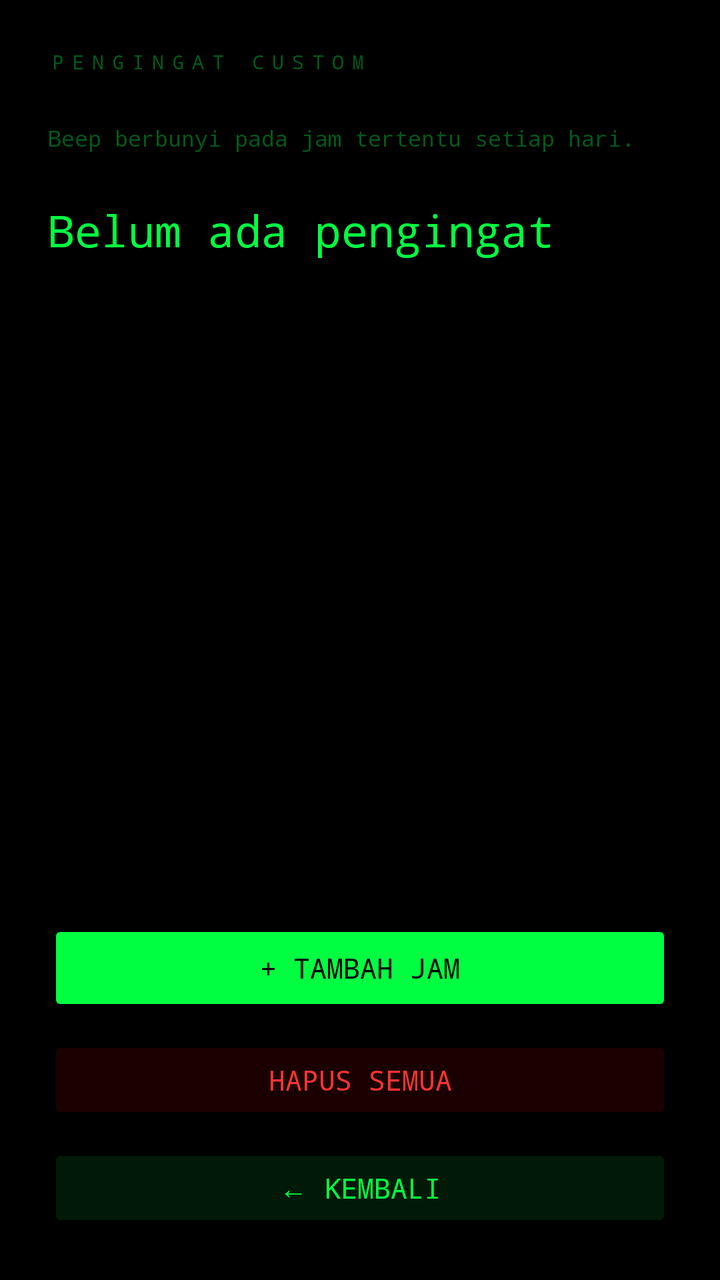
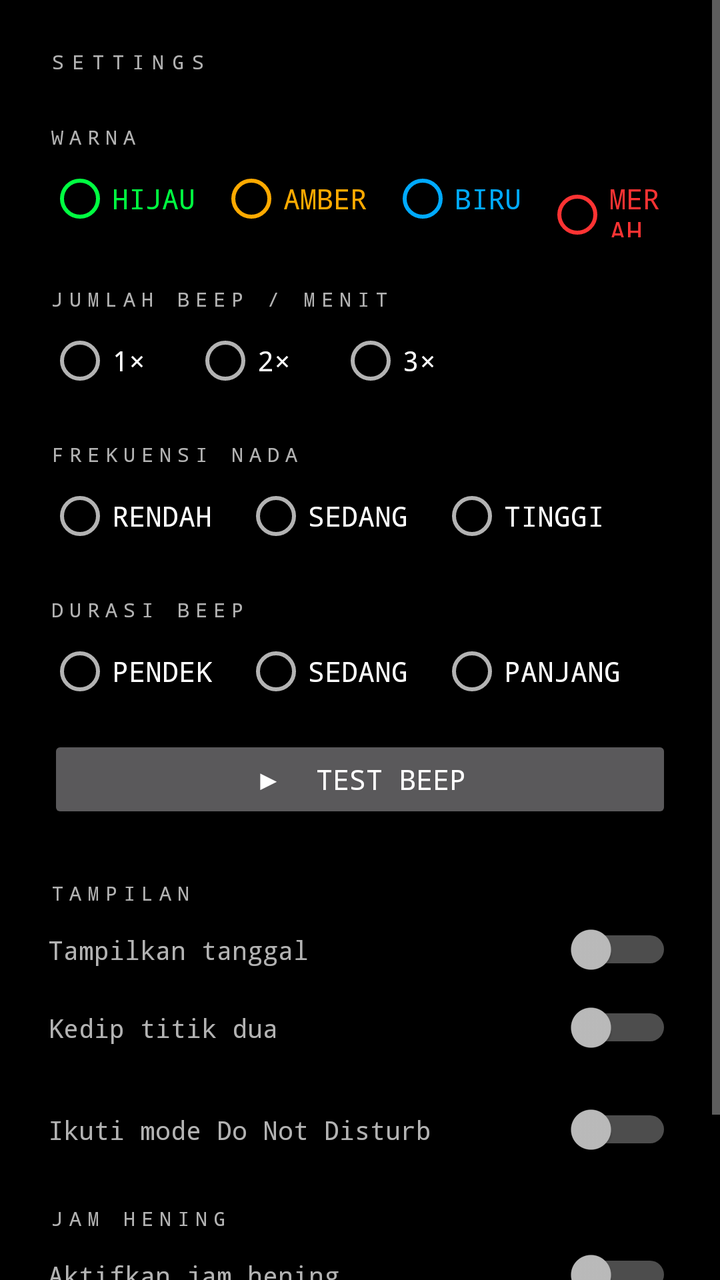

An Android layout rendered at two revisions. The XML below is the earlier revision; the diff shows what the commit changed to produce the second picture.
<!-- AndroidManifest.xml: application theme AppTheme -->
<!-- res/layout/activity_reminder.xml -->
<?xml version="1.0" encoding="utf-8"?>
<LinearLayout xmlns:android="http://schemas.android.com/apk/res/android"
    android:layout_width="match_parent"
    android:layout_height="match_parent"
    android:background="#000000"
    android:orientation="vertical"
    android:padding="24dp">

    <TextView android:text="PENGINGAT CUSTOM"
        android:textColor="#005A1A" android:textSize="10sp"
        android:letterSpacing="0.4" android:fontFamily="monospace"
        android:layout_marginBottom="24dp"
        android:layout_width="wrap_content" android:layout_height="wrap_content"/>

    <TextView android:text="Beep berbunyi pada jam tertentu setiap hari."
        android:textColor="#005A1A" android:textSize="11sp"
        android:fontFamily="monospace"
        android:layout_marginBottom="24dp"
        android:layout_width="wrap_content" android:layout_height="wrap_content"/>

    <TextView android:id="@+id/tvReminderList"
        android:text="Belum ada pengingat"
        android:textColor="#00FF41" android:textSize="22sp"
        android:fontFamily="monospace" android:lineSpacingMultiplier="1.6"
        android:layout_weight="1"
        android:layout_width="wrap_content" android:layout_height="0dp"/>

    <Button android:id="@+id/btnAddReminder"
        android:text="+ TAMBAH JAM"
        android:textColor="#000000" android:backgroundTint="#00FF41"
        android:fontFamily="monospace"
        android:layout_width="match_parent" android:layout_height="48dp"
        android:layout_marginBottom="10dp"/>

    <Button android:id="@+id/btnClearAll"
        android:text="HAPUS SEMUA"
        android:textColor="#FF3333" android:backgroundTint="#1A0000"
        android:fontFamily="monospace"
        android:layout_width="match_parent" android:layout_height="44dp"
        android:layout_marginBottom="10dp"/>

    <Button android:id="@+id/btnBack"
        android:text="← KEMBALI"
        android:textColor="#00FF41" android:backgroundTint="#001A07"
        android:fontFamily="monospace"
        android:layout_width="match_parent" android:layout_height="44dp"/>

</LinearLayout>
<!-- resources referenced by this layout -->
<resources>
  <style name="AppTheme" parent="Theme.AppCompat.NoActionBar">
          <item name="android:windowBackground">#000000</item>
          <item name="android:statusBarColor">#000000</item>
          <item name="android:navigationBarColor">#000000</item>
          <item name="colorPrimary">#00FF41</item>
          <item name="colorAccent">#00FF41</item>
      </style>
</resources>

<!-- the commit's change to res/layout/activity_reminder.xml (unified diff, before → after) -->
@@ -1,48 +1,228 @@
 <?xml version="1.0" encoding="utf-8"?>
-<LinearLayout xmlns:android="http://schemas.android.com/apk/res/android"
+<ScrollView xmlns:android="http://schemas.android.com/apk/res/android"
     android:layout_width="match_parent"
     android:layout_height="match_parent"
-    android:background="#000000"
-    android:orientation="vertical"
-    android:padding="24dp">
-
-    <TextView android:text="PENGINGAT CUSTOM"
-        android:textColor="#005A1A" android:textSize="10sp"
-        android:letterSpacing="0.4" android:fontFamily="monospace"
-        android:layout_marginBottom="24dp"
-        android:layout_width="wrap_content" android:layout_height="wrap_content"/>
-
-    <TextView android:text="Beep berbunyi pada jam tertentu setiap hari."
-        android:textColor="#005A1A" android:textSize="11sp"
-        android:fontFamily="monospace"
-        android:layout_marginBottom="24dp"
-        android:layout_width="wrap_content" android:layout_height="wrap_content"/>
-
-    <TextView android:id="@+id/tvReminderList"
-        android:text="Belum ada pengingat"
-        android:textColor="#00FF41" android:textSize="22sp"
-        android:fontFamily="monospace" android:lineSpacingMultiplier="1.6"
-        android:layout_weight="1"
-        android:layout_width="wrap_content" android:layout_height="0dp"/>
-
-    <Button android:id="@+id/btnAddReminder"
-        android:text="+ TAMBAH JAM"
-        android:textColor="#000000" android:backgroundTint="#00FF41"
-        android:fontFamily="monospace"
-        android:layout_width="match_parent" android:layout_height="48dp"
-        android:layout_marginBottom="10dp"/>
-
-    <Button android:id="@+id/btnClearAll"
-        android:text="HAPUS SEMUA"
-        android:textColor="#FF3333" android:backgroundTint="#1A0000"
-        android:fontFamily="monospace"
-        android:layout_width="match_parent" android:layout_height="44dp"
-        android:layout_marginBottom="10dp"/>
-
-    <Button android:id="@+id/btnBack"
-        android:text="← KEMBALI"
-        android:textColor="#00FF41" android:backgroundTint="#001A07"
-        android:fontFamily="monospace"
-        android:layout_width="match_parent" android:layout_height="44dp"/>
-
-</LinearLayout>
+    android:background="#000000">
+
+    <LinearLayout
+        android:layout_width="match_parent"
+        android:layout_height="wrap_content"
+        android:orientation="vertical"
+        android:padding="24dp">
+
+        <TextView android:text="SETTINGS"
+            android:textSize="10sp" android:letterSpacing="0.4"
+            android:fontFamily="monospace" android:tag="label_faint"
+            android:layout_marginBottom="24dp"
+            android:layout_width="wrap_content" android:layout_height="wrap_content"/>
+
+        
+        <TextView android:text="WARNA"
+            android:textSize="10sp" android:letterSpacing="0.3"
+            android:fontFamily="monospace" android:tag="label_dim"
+            android:layout_marginBottom="8dp"
+            android:layout_width="wrap_content" android:layout_height="wrap_content"/>
+
+        <RadioGroup android:id="@+id/rgColor"
+            android:orientation="horizontal"
+            android:layout_marginBottom="24dp"
+            android:layout_width="wrap_content" android:layout_height="wrap_content">
+
+            <RadioButton android:id="@+id/rbGreen" android:text="HIJAU"
+                android:textColor="#00FF41" android:fontFamily="monospace"
+                android:buttonTint="#00FF41" android:tag="no_color"
+                android:layout_width="wrap_content" android:layout_height="wrap_content"
+                android:layout_marginEnd="12dp"/>
+            <RadioButton android:id="@+id/rbAmber" android:text="AMBER"
+                android:textColor="#FFAA00" android:fontFamily="monospace"
+                android:buttonTint="#FFAA00" android:tag="no_color"
+                android:layout_width="wrap_content" android:layout_height="wrap_content"
+                android:layout_marginEnd="12dp"/>
+            <RadioButton android:id="@+id/rbBlue" android:text="BIRU"
+                android:textColor="#00AAFF" android:fontFamily="monospace"
+                android:buttonTint="#00AAFF" android:tag="no_color"
+                android:layout_width="wrap_content" android:layout_height="wrap_content"
+                android:layout_marginEnd="12dp"/>
+            <RadioButton android:id="@+id/rbRed" android:text="MERAH"
+                android:textColor="#FF3333" android:fontFamily="monospace"
+                android:buttonTint="#FF3333" android:tag="no_color"
+                android:layout_width="wrap_content" android:layout_height="wrap_content"/>
+        </RadioGroup>
+
+        
+        <TextView android:text="JUMLAH BEEP / MENIT"
+            android:textSize="10sp" android:letterSpacing="0.3"
+            android:fontFamily="monospace" android:tag="label_dim"
+            android:layout_marginBottom="8dp"
+            android:layout_width="wrap_content" android:layout_height="wrap_content"/>
+
+        <RadioGroup android:id="@+id/rgBeepCount"
+            android:orientation="horizontal"
+            android:layout_marginBottom="24dp"
+            android:layout_width="wrap_content" android:layout_height="wrap_content">
+            <RadioButton android:id="@+id/rb1x" android:text="1×"
+                android:fontFamily="monospace"
+                android:layout_width="wrap_content" android:layout_height="wrap_content"
+                android:layout_marginEnd="24dp"/>
+            <RadioButton android:id="@+id/rb2x" android:text="2×"
+                android:fontFamily="monospace"
+                android:layout_width="wrap_content" android:layout_height="wrap_content"
+                android:layout_marginEnd="24dp"/>
+            <RadioButton android:id="@+id/rb3x" android:text="3×"
+                android:fontFamily="monospace"
+                android:layout_width="wrap_content" android:layout_height="wrap_content"/>
+        </RadioGroup>
+
+        
+        <TextView android:text="FREKUENSI NADA"
+            android:textSize="10sp" android:letterSpacing="0.3"
+            android:fontFamily="monospace" android:tag="label_dim"
+            android:layout_marginBottom="8dp"
+            android:layout_width="wrap_content" android:layout_height="wrap_content"/>
+
+        <RadioGroup android:id="@+id/rgFreq"
+            android:orientation="horizontal"
+            android:layout_marginBottom="24dp"
+            android:layout_width="wrap_content" android:layout_height="wrap_content">
+            <RadioButton android:id="@+id/rbFreqLow" android:text="RENDAH"
+                android:fontFamily="monospace"
+                android:layout_width="wrap_content" android:layout_height="wrap_content"
+                android:layout_marginEnd="16dp"/>
+            <RadioButton android:id="@+id/rbFreqMid" android:text="SEDANG"
+                android:fontFamily="monospace"
+                android:layout_width="wrap_content" android:layout_height="wrap_content"
+                android:layout_marginEnd="16dp"/>
+            <RadioButton android:id="@+id/rbFreqHigh" android:text="TINGGI"
+                android:fontFamily="monospace"
+                android:layout_width="wrap_content" android:layout_height="wrap_content"/>
+        </RadioGroup>
+
+        
+        <TextView android:text="DURASI BEEP"
+            android:textSize="10sp" android:letterSpacing="0.3"
+            android:fontFamily="monospace" android:tag="label_dim"
+            android:layout_marginBottom="8dp"
+            android:layout_width="wrap_content" android:layout_height="wrap_content"/>
+
+        <RadioGroup android:id="@+id/rgDuration"
+            android:orientation="horizontal"
+            android:layout_marginBottom="16dp"
+            android:layout_width="wrap_content" android:layout_height="wrap_content">
+            <RadioButton android:id="@+id/rbDurShort" android:text="PENDEK"
+                android:fontFamily="monospace"
+                android:layout_width="wrap_content" android:layout_height="wrap_content"
+                android:layout_marginEnd="16dp"/>
+            <RadioButton android:id="@+id/rbDurMid" android:text="SEDANG"
+                android:fontFamily="monospace"
+                android:layout_width="wrap_content" android:layout_height="wrap_content"
+                android:layout_marginEnd="16dp"/>
+            <RadioButton android:id="@+id/rbDurLong" android:text="PANJANG"
+                android:fontFamily="monospace"
+                android:layout_width="wrap_content" android:layout_height="wrap_content"/>
+        </RadioGroup>
+
+        
+        <Button android:id="@+id/btnTestBeep"
+            android:text="▶  TEST BEEP"
+            android:fontFamily="monospace"
+            android:tag="btn_test"
+            android:layout_width="match_parent" android:layout_height="44dp"
+            android:layout_marginBottom="28dp"/>
+
+        
+        <TextView android:text="TAMPILAN"
+            android:textSize="10sp" android:letterSpacing="0.3"
+            android:fontFamily="monospace" android:tag="label_dim"
+            android:layout_marginBottom="8dp"
+            android:layout_width="wrap_content" android:layout_height="wrap_content"/>
+
+        <LinearLayout android:layout_width="match_parent"
+            android:layout_height="wrap_content" android:orientation="horizontal"
+            android:gravity="center_vertical" android:layout_marginBottom="12dp">
+            <TextView android:text="Tampilkan tanggal"
+                android:fontFamily="monospace" android:textSize="13sp"
+                android:layout_weight="1"
+                android:layout_width="0dp" android:layout_height="wrap_content"/>
+            <Switch android:id="@+id/swShowDate"
+                android:layout_width="wrap_content" android:layout_height="wrap_content"/>
+        </LinearLayout>
+
+        <LinearLayout android:layout_width="match_parent"
+            android:layout_height="wrap_content" android:orientation="horizontal"
+            android:gravity="center_vertical" android:layout_marginBottom="24dp">
+            <TextView android:text="Kedip titik dua"
+                android:fontFamily="monospace" android:textSize="13sp"
+                android:layout_weight="1"
+                android:layout_width="0dp" android:layout_height="wrap_content"/>
+            <Switch android:id="@+id/swBlinkColon"
+                android:layout_width="wrap_content" android:layout_height="wrap_content"/>
+        </LinearLayout>
+
+        
+        <LinearLayout android:layout_width="match_parent"
+            android:layout_height="wrap_content" android:orientation="horizontal"
+            android:gravity="center_vertical" android:layout_marginBottom="24dp">
+            <TextView android:text="Ikuti mode Do Not Disturb"
+                android:fontFamily="monospace" android:textSize="13sp"
+                android:layout_weight="1"
+                android:layout_width="0dp" android:layout_height="wrap_content"/>
+            <Switch android:id="@+id/swDnd"
+                android:layout_width="wrap_content" android:layout_height="wrap_content"/>
+        </LinearLayout>
+
+        
+        <TextView android:text="JAM HENING"
+            android:textSize="10sp" android:letterSpacing="0.3"
+            android:fontFamily="monospace" android:tag="label_dim"
+            android:layout_marginBottom="8dp"
+            android:layout_width="wrap_content" android:layout_height="wrap_content"/>
+
+        <LinearLayout android:layout_width="match_parent"
+            android:layout_height="wrap_content" android:orientation="horizontal"
+            android:gravity="center_vertical" android:layout_marginBottom="12dp">
+            <TextView android:text="Aktifkan jam hening"
+                android:fontFamily="monospace" android:textSize="13sp"
+                android:layout_weight="1"
+                android:layout_width="0dp" android:layout_height="wrap_content"/>
+            <Switch android:id="@+id/swSilent"
+                android:layout_width="wrap_content" android:layout_height="wrap_content"/>
+        </LinearLayout>
+
+        <LinearLayout android:id="@+id/layoutSilentTimes"
+            android:layout_width="match_parent" android:layout_height="wrap_content"
+            android:orientation="horizontal" android:gravity="center_vertical"
+            android:layout_marginBottom="32dp" android:visibility="gone">
+
+            <TextView android:text="Dari"
+                android:fontFamily="monospace" android:textSize="12sp"
+                android:tag="label_faint"
+                android:layout_marginEnd="8dp"
+                android:layout_width="wrap_content" android:layout_height="wrap_content"/>
+
+            <TextView android:id="@+id/tvSilentStart"
+                android:text="22:00"
+                android:fontFamily="monospace" android:textSize="18sp"
+                android:padding="8dp" android:tag="silent_time"
+                android:layout_width="wrap_content" android:layout_height="wrap_content"
+                android:layout_marginEnd="16dp"/>
+
+            <TextView android:text="sampai"
+                android:fontFamily="monospace" android:textSize="12sp"
+                android:tag="label_faint"
+                android:layout_marginEnd="8dp"
+                android:layout_width="wrap_content" android:layout_height="wrap_content"/>
+
+            <TextView android:id="@+id/tvSilentEnd"
+                android:text="06:00"
+                android:fontFamily="monospace" android:textSize="18sp"
+                android:padding="8dp" android:tag="silent_time"
+                android:layout_width="wrap_content" android:layout_height="wrap_content"/>
+        </LinearLayout>
+
+        <Button android:id="@+id/btnBack"
+            android:text="← KEMBALI"
+            android:fontFamily="monospace"
+            android:layout_width="match_parent" android:layout_height="48dp"/>
+
+    </LinearLayout>
+</ScrollView>
